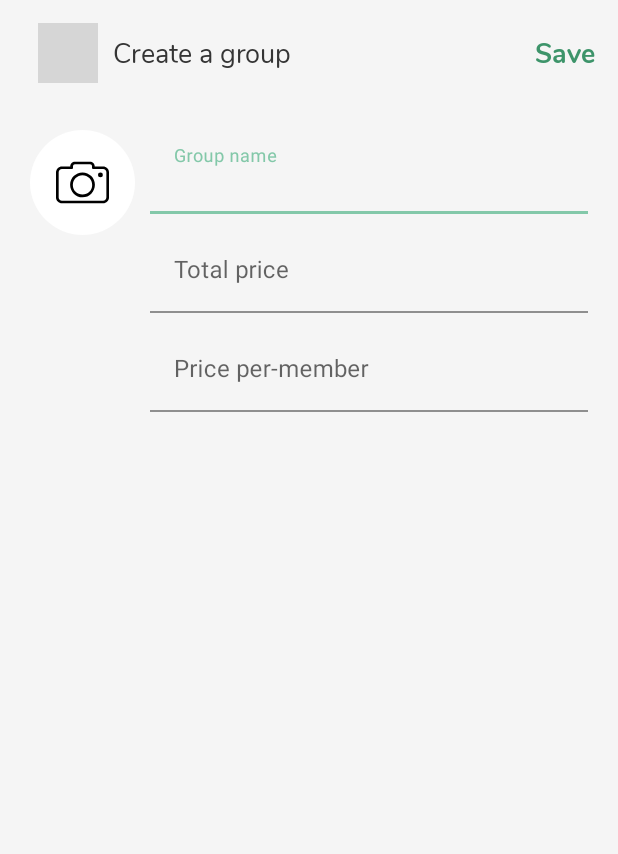
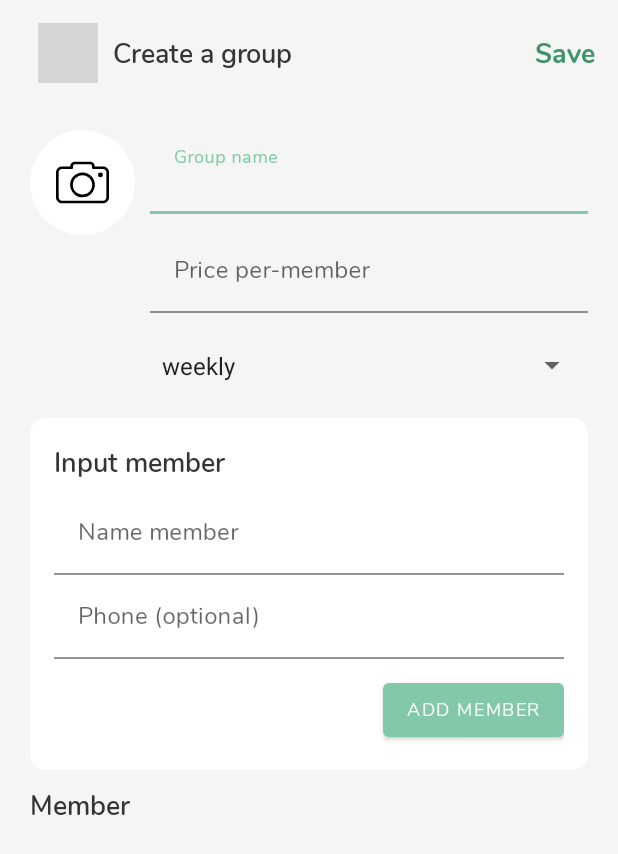
Before and after one commit to Tamrizki/Arisan-Apps, an Android app: the CreateGroupActivity screen opened directly, with no data from a screen before it, on a phone screen of 412 x 824 dp. Shown: the top 854 px of the screen. Run offline under Robolectric (Android 15) with nearby library versions, the phone set to English and light mode, and no system bars; grey boxes are pictures that could not be loaded.

Commit message:
create group page

```diff
--- a/app/src/main/java/tam/pa/arisanapps/activity/home/HomeActivity.kt
+++ b/app/src/main/java/tam/pa/arisanapps/activity/home/HomeActivity.kt
@@ -1,14 +1,18 @@
 package tam.pa.arisanapps.activity.home
 
+import android.content.Intent
+import android.graphics.Color
 import androidx.appcompat.app.AppCompatActivity
 import android.os.Bundle
+import android.view.View
 import androidx.recyclerview.widget.LinearLayoutManager
 import kotlinx.android.synthetic.main.activity_main.*
 import tam.pa.arisanapps.R
+import tam.pa.arisanapps.activity.creategroup.CreateGroupActivity
 import tam.pa.arisanapps.activity.home.adapter.ListGroupAdapter
 import tam.pa.arisanapps.model.DataListGroup
 
-class HomeActivity : AppCompatActivity() {
+class HomeActivity : AppCompatActivity(), View.OnClickListener {
     var listGroup: ArrayList<DataListGroup> = ArrayList()
 
     override fun onCreate(savedInstanceState: Bundle?) {
@@ -19,6 +23,8 @@ class HomeActivity : AppCompatActivity() {
         rvListGroup.setHasFixedSize(true)
         rvListGroup.layoutManager = LinearLayoutManager(this)
         rvListGroup.adapter = ListGroupAdapter(listGroup, this)
+
+        btnCreateGroup.setOnClickListener(this)
     }
 
     fun setDataArray(){
@@ -26,4 +32,10 @@ class HomeActivity : AppCompatActivity() {
             listGroup.add(DataListGroup("1", "group name 1", "Bulanan", "10", ""))
         }
     }
+
+    override fun onClick(view: View?) {
+        if (view == btnCreateGroup){
+            startActivity(Intent(this, CreateGroupActivity::class.java))
+        }
+    }
 }
--- a/app/src/main/res/drawable/bg_button.xml
+++ b/app/src/main/res/drawable/bg_button.xml
@@ -2,7 +2,7 @@
 <selector xmlns:android="http://schemas.android.com/apk/res/android">
     <item>
         <shape>
-            <corners android:radius="20dp"/>
+            <corners android:radius="15dp"/>
             <solid android:color="@color/green"/>
         </shape>
     </item>
--- a/app/src/main/res/layout/activity_create_group.xml
+++ b/app/src/main/res/layout/activity_create_group.xml
@@ -33,7 +33,7 @@
             android:text="@string/create_a_groups"
             android:layout_gravity="center_vertical"
             android:layout_marginStart="10dp"
-            style="@style/reg_18dp"
+            style="@style/semibold_18dp"
             android:textColor="@color/black_medium"/>
         <TextView
             android:id="@+id/tvSave"
@@ -83,20 +83,7 @@
                             android:layout_width="match_parent"
                             android:layout_height="match_parent"
                             android:background="@color/gray"
-                            />
-                    </com.google.android.material.textfield.TextInputLayout>
-
-                    <com.google.android.material.textfield.TextInputLayout
-                        android:layout_width="match_parent"
-                        android:layout_height="wrap_content"
-                        android:hint="@string/total_price"
-                        app:endIconMode="clear_text"
-                        android:layout_marginTop="10dp">
-                        <com.google.android.material.textfield.TextInputEditText
-                            android:id="@+id/etTotalPrice"
-                            android:layout_width="match_parent"
-                            android:layout_height="match_parent"
-                            android:background="@color/gray"
+                            style="@style/reg_16dp"
                             />
                     </com.google.android.material.textfield.TextInputLayout>
 
@@ -111,10 +98,86 @@
                             android:layout_width="match_parent"
                             android:layout_height="match_parent"
                             android:background="@color/gray"
+                            style="@style/reg_16dp"
+                            android:inputType="number"
                             />
                     </com.google.android.material.textfield.TextInputLayout>
+                    <Spinner
+                        android:layout_width="match_parent"
+                        android:layout_height="wrap_content"
+                        android:entries="@array/typeArisan"
+                        android:layout_marginTop="10dp"
+                        style="@style/reg_16dp"
+                        android:paddingVertical="14dp"/>
                 </LinearLayout>
             </LinearLayout>
+            <androidx.cardview.widget.CardView
+                android:layout_width="match_parent"
+                android:layout_height="wrap_content"
+                app:cardCornerRadius="10dp"
+                android:layout_marginTop="10dp">
+                <LinearLayout
+                    android:layout_width="match_parent"
+                    android:layout_height="wrap_content"
+                    android:orientation="vertical"
+                    android:padding="16dp">
+                    <TextView
+                        android:layout_width="wrap_content"
+                        android:layout_height="wrap_content"
+                        android:text="@string/input_member"
+                        style="@style/semibold_18dp"
+                        android:textColor="@color/black_medium"/>
+
+                    <com.google.android.material.textfield.TextInputLayout
+                        android:layout_width="match_parent"
+                        android:layout_height="wrap_content"
+                        android:hint="@string/name_member"
+                        app:endIconMode="clear_text"
+                        android:layout_marginTop="6dp">
+                        <com.google.android.material.textfield.TextInputEditText
+                            android:id="@+id/etNameMember"
+                            android:layout_width="match_parent"
+                            android:layout_height="match_parent"
+                            android:background="@color/white"
+                            style="@style/reg_16dp"
+                            />
+                    </com.google.android.material.textfield.TextInputLayout>
+                    <com.google.android.material.textfield.TextInputLayout
+                        android:layout_width="match_parent"
+                        android:layout_height="wrap_content"
+                        android:hint="@string/phone_member"
+                        app:endIconMode="clear_text">
+                        <com.google.android.material.textfield.TextInputEditText
+                            android:id="@+id/etPhoneMember"
+                            android:layout_width="match_parent"
+                            android:layout_height="match_parent"
+                            android:background="@color/white"
+                            style="@style/reg_16dp"
+                            android:inputType="phone"
+                            />
+                    </com.google.android.material.textfield.TextInputLayout>
+                    <Button
+                        android:layout_width="wrap_content"
+                        android:layout_height="wrap_content"
+                        android:text="@string/add_member"
+                        android:layout_gravity="right"
+                        android:layout_marginTop="10dp"
+                        style="@style/reg_12dp"/>
+                </LinearLayout>
+            </androidx.cardview.widget.CardView>
+
+            <TextView
+                android:layout_width="wrap_content"
+                android:layout_height="wrap_content"
+                android:text="@string/member"
+                style="@style/semibold_18dp"
+                android:textColor="@color/black_medium"
+                android:layout_marginVertical="10dp"/>
+
+            <androidx.recyclerview.widget.RecyclerView
+                android:id="@+id/rvMember"
+                android:layout_width="match_parent"
+                android:layout_height="wrap_content"/>
         </LinearLayout>
     </androidx.core.widget.NestedScrollView>
 </LinearLayout>
--- a/app/src/main/res/layout/activity_main.xml
+++ b/app/src/main/res/layout/activity_main.xml
@@ -12,9 +12,9 @@
         android:id="@+id/appBar"
         android:layout_width="match_parent"
         android:layout_height="wrap_content"
-        android:background="@color/gray"
-        android:paddingBottom="10dp">
+        android:background="@color/gray">
         <com.google.android.material.appbar.CollapsingToolbarLayout
+            android:id="@+id/collapsing"
             android:layout_width="match_parent"
             android:layout_height="match_parent"
             app:contentScrim="@color/white"
@@ -37,43 +37,43 @@
                     android:text="@string/hello"
                     style="@style/semibold_24dp"
                     android:layout_marginTop="20sp"
+                    android:layout_marginBottom="16dp"
                     android:textColor="@color/black_medium"/>
 
+            </LinearLayout>
+        </com.google.android.material.appbar.CollapsingToolbarLayout>
         <androidx.cardview.widget.CardView
             android:layout_width="match_parent"
             android:layout_height="wrap_content"
             app:cardCornerRadius="15dp"
-                    android:layout_marginTop="15dp">
+            android:layout_marginVertical="5dp"
+            android:layout_marginHorizontal="25dp">
             <LinearLayout
                 android:layout_width="match_parent"
                 android:layout_height="wrap_content"
                 android:orientation="vertical"
-                        android:padding="16dp">
+                android:paddingVertical="10dp"
+                android:paddingHorizontal="16dp"
+                >
                 <TextView
                     android:id="@+id/tvActiveGroups"
                     android:layout_width="wrap_content"
                     android:layout_height="wrap_content"
                     android:text="0 active groups"
-                            style="@style/reg_12dp"/>
+                    style="@style/reg_12dp"
+                    android:textColor="@color/black_medium"/>
                 <Button
+                    android:id="@+id/btnCreateGroup"
                     android:layout_width="match_parent"
                     android:layout_height="wrap_content"
-                            style="@style/semibold_16dp"
+                    style="@style/semibold_12dp"
                     android:text="@string/create_a_groups"
-                            android:layout_marginVertical="20dp"
+                    android:layout_marginTop="6dp"
                     android:backgroundTint="@color/green"
                     android:background="@drawable/bg_button"
                     />
             </LinearLayout>
         </androidx.cardview.widget.CardView>
-            </LinearLayout>
-            <androidx.appcompat.widget.Toolbar
-                android:id="@+id/toolbar"
-                android:layout_width="match_parent"
-                android:layout_height="?attr/actionBarSize"
-                app:layout_collapseMode="pin"
-                app:popupTheme="@style/Widget.AppCompat.PopupMenu.Overflow"/>
-        </com.google.android.material.appbar.CollapsingToolbarLayout>
     </com.google.android.material.appbar.AppBarLayout>
     <androidx.core.widget.NestedScrollView
         android:id="@+id/nestedSV"
--- a/app/src/main/res/values/strings.xml
+++ b/app/src/main/res/values/strings.xml
@@ -6,9 +6,19 @@
     <string name="create_a_groups">Create a group</string>
     <string name="active_group">Active groups</string>
     <string name="save">Save</string>
+    <string name="add_member">Add Member</string>
     <string name="group_name">Group name</string>
     <string name="total_price">Total price</string>
     <string name="price_member">Price per-member</string>
     <string name="edit_group">Edit Group</string>
     <string name="delete">Delete</string>
+    <string name="input_member">Input member</string>
+    <string name="member">Member</string>
+    <string name="name_member">Name member</string>
+    <string name="phone_member">Phone (optional)</string>
+    <string-array name="typeArisan">
+        <item>weekly</item>
+        <item>monthly</item>
+        <item>yearly</item>
+    </string-array>
 </resources>
```
Lines whose indentation alone changed are shown as unchanged.
